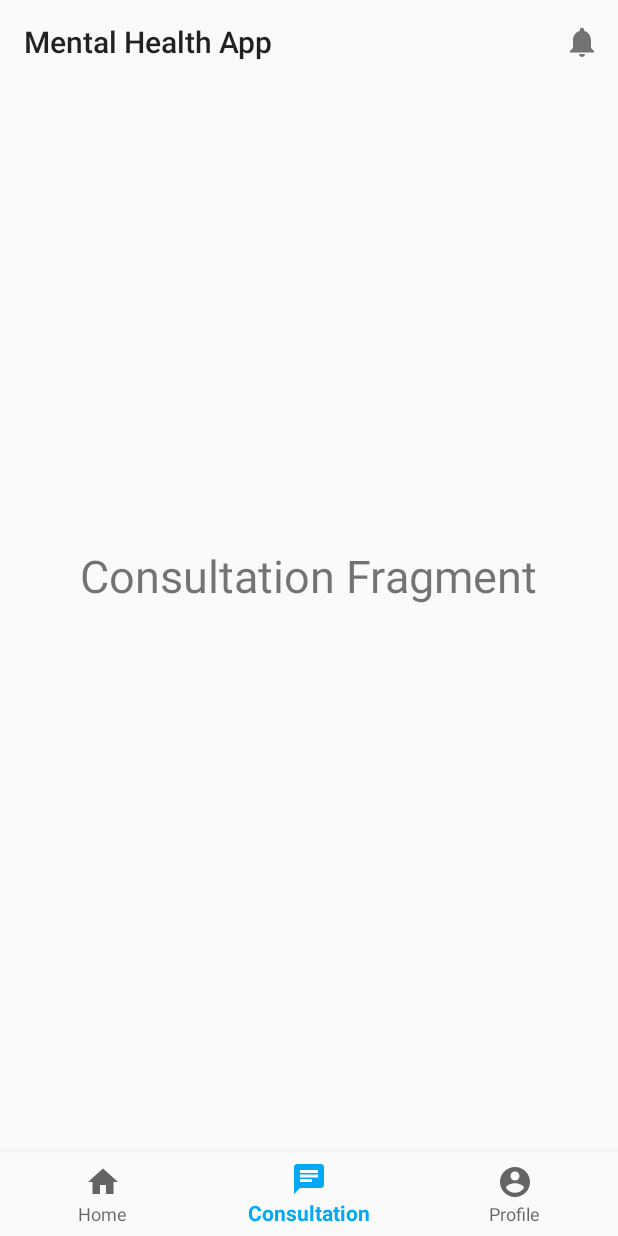
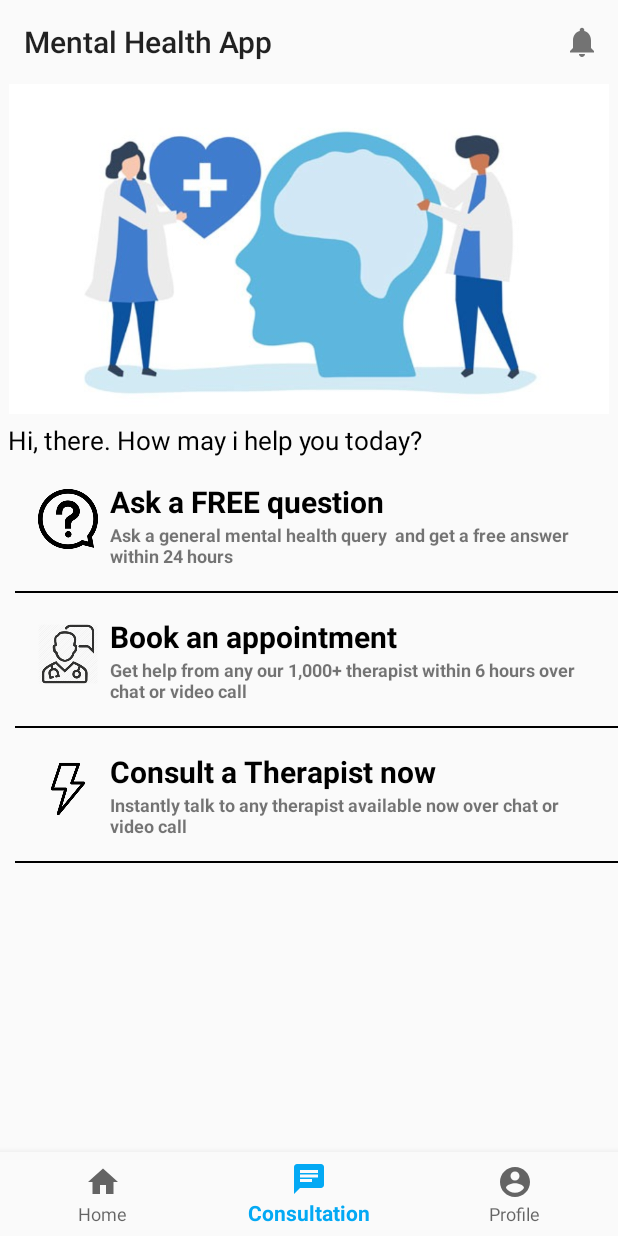
Before and after one commit to arelguatno/MentalHealthApp, an Android app: the screen it shows after launch (MainActivity), item 2 of the bottom bar chosen, on a phone screen of 412 x 824 dp. Run offline under Robolectric (Android 15) with nearby library versions, the phone set to English and light mode, and no system bars; our stand-ins replace Firebase (no records; nobody signed in at launch, a user with empty details on screens opened directly); libraries missing offline, so code that uses them is left out: com.synnapps.carouselview; 3 statements that could not run were skipped.

Commit message:
Consultation page view

```diff
--- a/app/src/main/java/com/example/mentalhealthapp/UI/ConsultationFragment.java
+++ b/app/src/main/java/com/example/mentalhealthapp/UI/ConsultationFragment.java
@@ -4,18 +4,65 @@ import android.os.Bundle;
 import android.view.LayoutInflater;
 import android.view.View;
 import android.view.ViewGroup;
+import android.widget.AdapterView;
+import android.widget.ListView;
+import android.widget.Toast;
 
 import androidx.annotation.NonNull;
 import androidx.annotation.Nullable;
 import androidx.fragment.app.Fragment;
 
 import com.example.mentalhealthapp.R;
+import com.example.mentalhealthapp.adapters.ConsultationOfferingAdapter;
+import com.example.mentalhealthapp.java_objects.ConsultationOfferingModel;
+
+import java.util.ArrayList;
+import java.util.List;
 
 public class ConsultationFragment extends Fragment {
+    //a List of type hero for holding list items
+    List<ConsultationOfferingModel> heroList;
+
+    //the listview
+    ListView listView;
 
     @Nullable
     @Override
     public View onCreateView(@NonNull LayoutInflater inflater, @Nullable ViewGroup container, @Nullable Bundle savedInstanceState) {
-        return inflater.inflate(R.layout.fragment_consultation, container,false);
+        View v = inflater.inflate(R.layout.fragment_consultation, container,false);
+
+        //initializing objects
+        heroList = new ArrayList<>();
+        listView = (ListView) v.findViewById(R.id.listView);
+
+        //adding some values to our list
+        heroList.add(new ConsultationOfferingModel(R.drawable.ask_question, "Ask a FREE question", "Ask a general mental health query  and get a free answer within 24 hours  "));
+        heroList.add(new ConsultationOfferingModel(R.drawable.book_doc, "Book an appointment", "Get help from any our 1,000+ therapist within 6 hours over chat or video call"));
+        heroList.add(new ConsultationOfferingModel(R.drawable.thunder_image, "Consult a Therapist now", "Instantly talk to any therapist available now over chat or video call "));
+
+        //creating the adapter
+        ConsultationOfferingAdapter adapter = new ConsultationOfferingAdapter(v.getContext(), R.layout.consultation_custom_list, heroList);
+
+        //attaching adapter to the listview
+        listView.setAdapter(adapter);
+
+        listView.setOnItemClickListener(new AdapterView.OnItemClickListener() {
+
+            @Override
+            public void onItemClick(AdapterView<?> parent, View view, int position, long id) {
+                switch (position){
+                    case 0:
+                        // Ask for free
+                        break;
+                    case 1:
+                        // Book an Appointment
+                        break;
+                    case 2:
+                        // Consult therapist
+                        break;
+                }
+            }
+        });
+        return v;
     }
 }
--- a/app/src/main/java/com/example/mentalhealthapp/UI/HomeFragment.java
+++ b/app/src/main/java/com/example/mentalhealthapp/UI/HomeFragment.java
@@ -27,7 +27,8 @@ public class HomeFragment extends Fragment {
     ArrayList<RecommendedListModel> arrayList;
     RecyclerView recyclerView;
 
-    int[] sampleImages = {R.drawable.image_1, R.drawable.image_2,R.drawable.image_3};
+    // Carousel Images
+    int[] sampleImages = {R.drawable.image_3, R.drawable.image_2,R.drawable.image_1};
 
     // Recommended List
     int recommended_icons[] = {R.drawable.image_image1,R.drawable.image_image1,R.drawable.image_image1,R.drawable.image_image1,R.drawable.image_image1};
--- a/app/src/main/java/com/example/mentalhealthapp/UI/MainActivity.java
+++ b/app/src/main/java/com/example/mentalhealthapp/UI/MainActivity.java
@@ -58,6 +58,7 @@ public class MainActivity extends AppCompatActivity {
                     selectedFragment = new HomeFragment();
                     break;
                 case R.id.nav_consultation:
+                    // TODO change view if doctor or patient
                     selectedFragment = new ConsultationFragment();
                     break;
                 case R.id.nav_profile:
--- /dev/null
+++ b/app/src/main/java/com/example/mentalhealthapp/adapters/ConsultationOfferingAdapter.java
@@ -0,0 +1,65 @@
+package com.example.mentalhealthapp.adapters;
+
+import android.content.Context;
+import android.view.LayoutInflater;
+import android.view.View;
+import android.view.ViewGroup;
+import android.widget.ArrayAdapter;
+import android.widget.ImageView;
+import android.widget.TextView;
+
+import androidx.annotation.NonNull;
+import androidx.annotation.Nullable;
+
+import com.example.mentalhealthapp.R;
+import com.example.mentalhealthapp.java_objects.ConsultationOfferingModel;
+
+import java.util.List;
+
+public class ConsultationOfferingAdapter extends ArrayAdapter<ConsultationOfferingModel> {
+    List<ConsultationOfferingModel> heroList;
+
+    //activity context
+    Context context;
+
+    //the layout resource file for the list items
+    int resource;
+
+    //constructor initializing the values
+    public ConsultationOfferingAdapter(Context context, int resource, List<ConsultationOfferingModel> heroList) {
+        super(context, resource, heroList);
+        this.context = context;
+        this.resource = resource;
+        this.heroList = heroList;
+    }
+
+    //this will return the ListView Item as a View
+    @NonNull
+    @Override
+    public View getView(final int position, @Nullable View convertView, @NonNull ViewGroup parent) {
+
+        //we need to get the view of the xml for our list item
+        //And for this we need a layoutinflater
+        LayoutInflater layoutInflater = LayoutInflater.from(context);
+
+        //getting the view
+        View view = layoutInflater.inflate(resource, null, false);
+
+        //getting the view elements of the list from the view
+        ImageView imageView = view.findViewById(R.id.imageView);
+        TextView textViewName = view.findViewById(R.id.textViewName);
+        TextView textViewTeam = view.findViewById(R.id.textViewTeam);
+
+        //getting the hero of the specified position
+        ConsultationOfferingModel hero = heroList.get(position);
+
+        //adding values to the list item
+        imageView.setImageDrawable(context.getResources().getDrawable(hero.getImage()));
+        textViewName.setText(hero.getName());
+        textViewTeam.setText(hero.getTeam());
+
+        //finally returning the view
+        return view;
+    }
+
+}
--- /dev/null
+++ b/app/src/main/java/com/example/mentalhealthapp/java_objects/ConsultationOfferingModel.java
@@ -0,0 +1,25 @@
+package com.example.mentalhealthapp.java_objects;
+
+public class ConsultationOfferingModel {
+
+    int image;
+    String name, team;
+
+    public ConsultationOfferingModel(int image, String name, String team) {
+        this.image = image;
+        this.name = name;
+        this.team = team;
+    }
+
+    public int getImage() {
+        return image;
+    }
+
+    public String getName() {
+        return name;
+    }
+
+    public String getTeam() {
+        return team;
+    }
+}
--- /dev/null
+++ b/app/src/main/res/layout/consultation_custom_list.xml
@@ -0,0 +1,39 @@
+<?xml version="1.0" encoding="utf-8"?>
+<RelativeLayout xmlns:android="http://schemas.android.com/apk/res/android"
+    android:padding="15dp"
+    android:layout_width="match_parent"
+    android:layout_height="match_parent"
+    android:orientation="vertical">
+
+    <TextView
+        android:id="@+id/textViewName"
+        android:layout_width="match_parent"
+        android:layout_height="wrap_content"
+        android:layout_alignParentTop="true"
+        android:layout_toEndOf="@+id/imageView"
+        android:layout_toRightOf="@+id/imageView"
+        android:text="Ask a FREE Question"
+        android:textSize="20dp"
+        android:textColor="@android:color/black"
+        android:textStyle="bold" />
+
+    <ImageView
+        android:layout_marginTop="5dp"
+        android:layout_marginRight="8dp"
+        android:id="@+id/imageView"
+        android:layout_width="40dp"
+        android:layout_height="40dp" />
+
+    <TextView
+        android:id="@+id/textViewTeam"
+        android:layout_width="match_parent"
+        android:layout_height="wrap_content"
+        android:layout_below="@+id/textViewName"
+        android:layout_toEndOf="@+id/imageView"
+        android:layout_toRightOf="@+id/imageView"
+        android:text="Ask a general mental health query  and get a free answer within 24 hours  "
+        android:textSize="12dp"
+        android:textStyle="bold" />
+
+
+</RelativeLayout>
--- a/app/src/main/res/layout/fragment_consultation.xml
+++ b/app/src/main/res/layout/fragment_consultation.xml
@@ -1,14 +1,41 @@
 <?xml version="1.0" encoding="utf-8"?>
-<RelativeLayout
-    xmlns:android="http://schemas.android.com/apk/res/android" android:layout_width="match_parent"
-    android:layout_height="match_parent">
+<LinearLayout
+    xmlns:android="http://schemas.android.com/apk/res/android"
+    android:layout_width="match_parent"
+    android:layout_height="match_parent"
+    android:orientation="vertical"
+    android:layout_marginTop="?android:attr/actionBarSize">
+
+    <ImageView
+        android:layout_width="400dp"
+        android:layout_height="220dp"
+        android:layout_gravity="center"
+        android:background="@drawable/consultation_image" />
 
     <TextView
+        android:id="@+id/icon_name"
         android:layout_width="wrap_content"
         android:layout_height="wrap_content"
-        android:text = "Consultation Fragment"
-        android:textSize="30sp"
-        android:layout_centerInParent="true"/>
+        android:layout_gravity="left"
+        android:layout_marginLeft="5dp"
+        android:layout_marginTop="5dp"
+        android:textColor="@android:color/black"
+        android:text="Hi, there. How may i help you today?"
+        android:textSize="17sp"/>
 
+    <LinearLayout
+        android:layout_width = "match_parent"
+        android:layout_height = "match_parent"
+        android:layout_marginLeft="10dp"
+        android:orientation = "vertical">
+        <ListView
+            android:id = "@+id/listView"
+            android:layout_width = "wrap_content"
+            android:layout_height = "match_parent"
+            android:divider = "#000"
+            android:dividerHeight = "1dp"
+            android:footerDividersEnabled = "false"
+            android:headerDividersEnabled = "false"/>
+    </LinearLayout>
 
-</RelativeLayout>
+</LinearLayout>
--- a/app/src/main/res/layout/fragment_home.xml
+++ b/app/src/main/res/layout/fragment_home.xml
@@ -40,7 +40,7 @@
                 android:layout_marginBottom="10dp"
                 android:layout_width="wrap_content"
                 android:layout_height="wrap_content"
-                android:layout_marginTop="20dp"
+                android:layout_marginTop="40dp"
                 android:text="Recommended reads"
                 android:textColor="@android:color/black"
                 android:textSize="15sp"
--- a/app/src/main/res/layout/fragment_profile.xml
+++ b/app/src/main/res/layout/fragment_profile.xml
@@ -1,7 +1,9 @@
 <?xml version="1.0" encoding="utf-8"?>
 <RelativeLayout
-    xmlns:android="http://schemas.android.com/apk/res/android" android:layout_width="match_parent"
-    android:layout_height="match_parent">
+    xmlns:android="http://schemas.android.com/apk/res/android"
+    android:layout_width="match_parent"
+    android:layout_height="match_parent"
+    android:layout_marginTop="?android:attr/actionBarSize">>
 
     <TextView
         android:layout_width="wrap_content"
```
Also changed, not shown: app/src/main/res/drawable-v24/thunder_image.png (added), app/src/main/res/drawable/ask_question.png (added), app/src/main/res/drawable/book_doc.png (added), app/src/main/res/drawable/consultation_image.jpeg (added).
